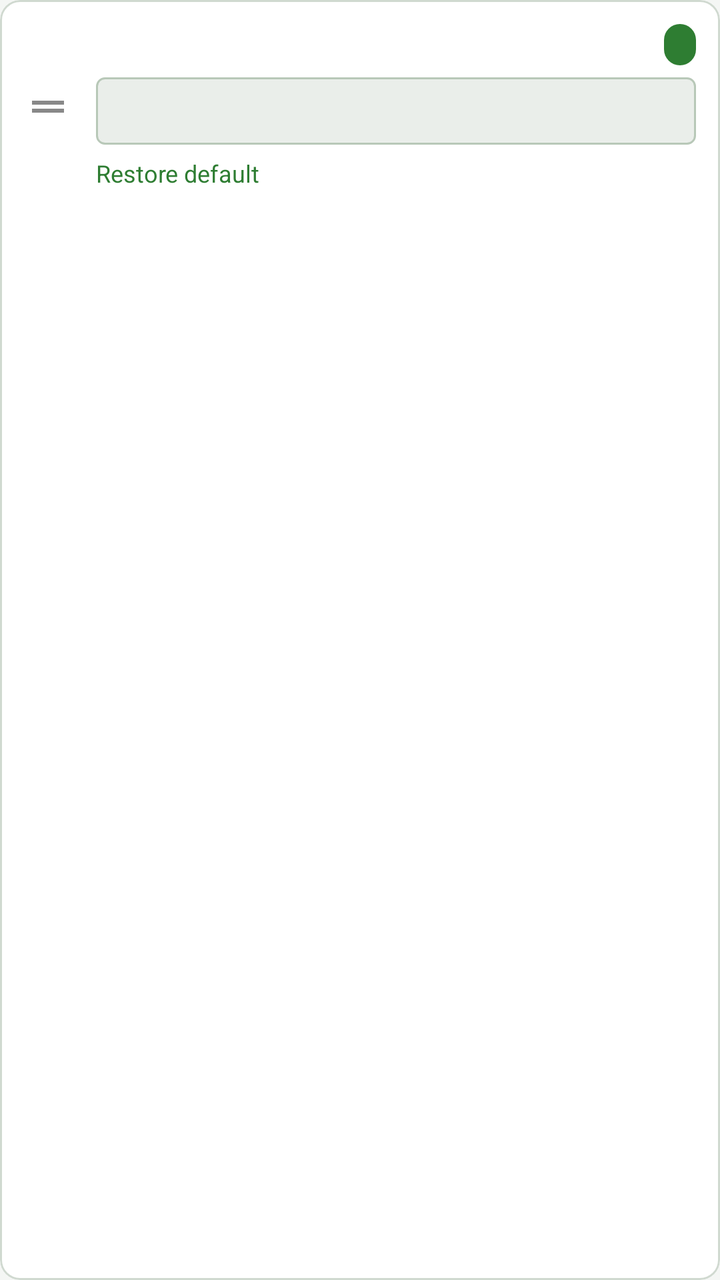
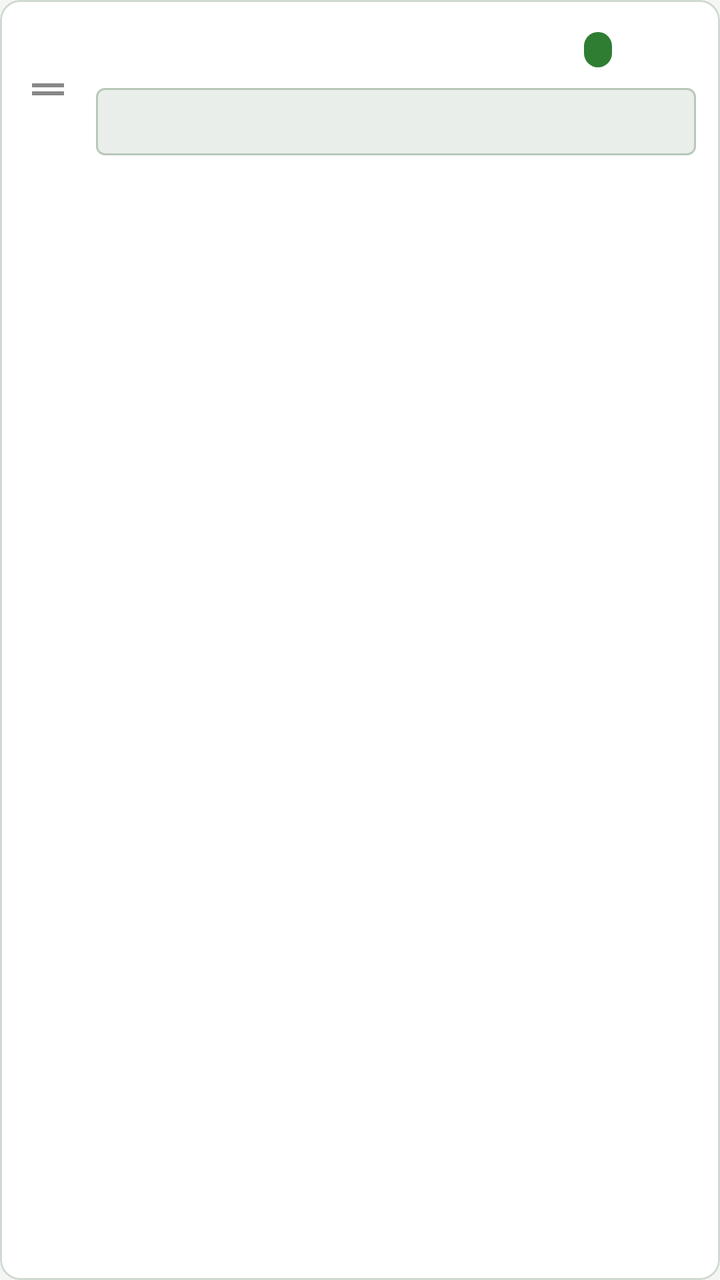

Compare the two renders of this Android layout. The source of the first and the diff that turns it into the second are given below.
<!-- AndroidManifest.xml: application theme Theme.FontLens -->
<!-- res/layout/item_sample_script.xml -->
<?xml version="1.0" encoding="utf-8"?>
<com.google.android.material.card.MaterialCardView
    xmlns:android="http://schemas.android.com/apk/res/android"
    xmlns:app="http://schemas.android.com/apk/res-auto"
    android:layout_width="match_parent"
    android:layout_height="wrap_content"
    android:layout_marginBottom="8dp"
    app:cardBackgroundColor="?attr/bgSurface"
    app:strokeColor="?attr/dividerColor"
    app:strokeWidth="1dp"
    app:cardCornerRadius="10dp"
    app:cardElevation="0dp">

    <LinearLayout
        android:layout_width="match_parent"
        android:layout_height="wrap_content"
        android:orientation="horizontal"
        android:gravity="center_vertical"
        android:paddingStart="12dp"
        android:paddingEnd="12dp"
        android:paddingTop="12dp"
        android:paddingBottom="12dp">

        
        <ImageView
            android:id="@+id/iv_drag_handle"
            android:layout_width="24dp"
            android:layout_height="24dp"
            android:src="@drawable/ic_drag_handle"
            app:tint="?attr/textMuted"
            android:layout_marginEnd="12dp" />

        
        <LinearLayout
            android:layout_width="0dp"
            android:layout_height="wrap_content"
            android:layout_weight="1"
            android:orientation="vertical">

            
            <LinearLayout
                android:layout_width="match_parent"
                android:layout_height="wrap_content"
                android:orientation="horizontal"
                android:gravity="center_vertical"
                android:layout_marginBottom="6dp">

                <TextView
                    android:id="@+id/tv_script_name"
                    android:layout_width="0dp"
                    android:layout_height="wrap_content"
                    android:layout_weight="1"
                    android:textColor="?attr/textPrimary"
                    android:textSize="14sp"
                    android:textStyle="bold" />

                <TextView
                    android:id="@+id/tv_script_code"
                    android:layout_width="wrap_content"
                    android:layout_height="wrap_content"
                    android:textColor="?attr/colorPrimary"
                    android:textSize="11sp"
                    android:textAllCaps="true"
                    android:letterSpacing="0.08"
                    android:background="@drawable/bg_chip_active"
                    android:paddingStart="8dp"
                    android:paddingEnd="8dp"
                    android:paddingTop="3dp"
                    android:paddingBottom="3dp" />

            </LinearLayout>

            
            <com.google.android.material.textfield.TextInputEditText
                android:id="@+id/et_sample_text"
                android:layout_width="match_parent"
                android:layout_height="wrap_content"
                android:background="@drawable/bg_input"
                android:textColor="?attr/textPrimary"
                android:textSize="13sp"
                android:padding="8dp"
                android:inputType="text|textMultiLine"
                android:maxLines="3"
                android:minLines="1" />

            
            <TextView
                android:id="@+id/btn_restore_default"
                android:layout_width="wrap_content"
                android:layout_height="wrap_content"
                android:layout_marginTop="6dp"
                android:text="Restore default"
                android:textColor="?attr/colorPrimary"
                android:textSize="12sp"
                android:clickable="true"
                android:focusable="true"
                android:background="?attr/selectableItemBackgroundBorderless" />

        </LinearLayout>

    </LinearLayout>

</com.google.android.material.card.MaterialCardView>
<!-- resources referenced by this layout -->
<resources>
  <!-- drawable bg_chip_active (drawable) -->
  <?xml version="1.0" encoding="utf-8"?>
  <shape xmlns:android="http://schemas.android.com/apk/res/android"
      android:shape="rectangle">
      <corners android:radius="20dp" />
      <solid android:color="?attr/accentColor" />
      <padding android:left="10dp" android:right="10dp" android:top="4dp" android:bottom="4dp" />
  </shape>
  <!-- drawable bg_input (drawable) -->
  <?xml version="1.0" encoding="utf-8"?>
  <shape xmlns:android="http://schemas.android.com/apk/res/android" android:shape="rectangle">
      <solid android:color="?attr/bgElevated"/>
      <stroke android:width="1dp" android:color="?attr/borderColor"/>
      <corners android:radius="4dp"/>
  </shape>
  <!-- drawable ic_drag_handle (drawable) -->
  <vector xmlns:android="http://schemas.android.com/apk/res/android"
      android:width="24dp"
      android:height="24dp"
      android:viewportWidth="24"
      android:viewportHeight="24">
      <path
          android:fillColor="#FF000000"
          android:pathData="M20,9H4v2h16V9zM4,15h16v-2H4v2z"/>
  </vector>
  <style name="Theme.FontLens" parent="Theme.FontLens.Green.Light" />
  <color name="green_light_accent">#2E7D32</color>
  <color name="green_light_accent_dim">#C8E6C9</color>
  <color name="green_light_bg_surface">#FFFFFF</color>
  <color name="green_light_text_primary">#1B1B1B</color>
  <color name="green_light_bg_primary">#F4F6F4</color>
  <color name="green_light_bg_sidebar">#DDE5DD</color>
  <color name="green_light_text_secondary">#4A4A4A</color>
  <color name="green_light_bg_elevated">#EAEEEA</color>
  <color name="green_light_text_muted">#888888</color>
  <color name="green_light_divider">#D0D9D0</color>
  <color name="green_light_border">#B8C8B8</color>
  <!-- unchanged entries left out for length: 1 -->
</resources>

<!-- the commit's change to res/layout/item_sample_script.xml (unified diff, before → after) -->
@@ -45,6 +45,7 @@
                 android:gravity="center_vertical"
                 android:layout_marginBottom="6dp">
 
+                
                 <TextView
                     android:id="@+id/tv_script_name"
                     android:layout_width="0dp"
@@ -54,19 +55,36 @@
                     android:textSize="14sp"
                     android:textStyle="bold" />
 
+                
                 <TextView
                     android:id="@+id/tv_script_code"
                     android:layout_width="wrap_content"
                     android:layout_height="wrap_content"
-                    android:textColor="?attr/colorPrimary"
-                    android:textSize="11sp"
+                    android:textColor="#FFFFFF"
+                    android:textSize="10sp"
                     android:textAllCaps="true"
-                    android:letterSpacing="0.08"
+                    android:letterSpacing="0.06"
                     android:background="@drawable/bg_chip_active"
-                    android:paddingStart="8dp"
-                    android:paddingEnd="8dp"
-                    android:paddingTop="3dp"
-                    android:paddingBottom="3dp" />
+                    android:backgroundTint="?attr/colorPrimary"
+                    android:paddingStart="7dp"
+                    android:paddingEnd="7dp"
+                    android:paddingTop="2dp"
+                    android:paddingBottom="2dp"
+                    android:layout_marginEnd="8dp" />
+                    
+                
+                <ImageButton
+                    android:id="@+id/btn_restore_default"
+                    android:layout_width="26dp"
+                    android:layout_height="26dp"
+                    android:layout_marginStart="8dp"
+                    android:src="@drawable/ic_refresh"
+                    android:background="@drawable/bg_icon_btn"
+                    android:backgroundTint="?attr/accentDim"
+                    app:tint="#FFFFFF"
+                    android:padding="5dp"
+                    android:contentDescription="Restore default"
+                    android:scaleType="fitCenter" />
 
             </LinearLayout>
 
@@ -83,19 +101,6 @@
                 android:maxLines="3"
                 android:minLines="1" />
 
-            
-            <TextView
-                android:id="@+id/btn_restore_default"
-                android:layout_width="wrap_content"
-                android:layout_height="wrap_content"
-                android:layout_marginTop="6dp"
-                android:text="Restore default"
-                android:textColor="?attr/colorPrimary"
-                android:textSize="12sp"
-                android:clickable="true"
-                android:focusable="true"
-                android:background="?attr/selectableItemBackgroundBorderless" />
-
         </LinearLayout>
 
     </LinearLayout>
<!-- resource entries referenced after the edit -->
@@ -7,6 +7,13 @@
       <corners android:radius="20dp" />
       <solid android:color="?attr/accentColor" />
       <padding android:left="10dp" android:right="10dp" android:top="4dp" android:bottom="4dp" />
+  </shape>
+  <!-- drawable bg_icon_btn (drawable) -->
+  <?xml version="1.0" encoding="utf-8"?>
+  <shape xmlns:android="http://schemas.android.com/apk/res/android"
+      android:shape="rectangle">
+      <corners android:radius="7dp" />
+      <solid android:color="@android:color/transparent" />
   </shape>
   <!-- drawable bg_input (drawable) -->
   <?xml version="1.0" encoding="utf-8"?>
@@ -25,6 +32,16 @@
           android:fillColor="#FF000000"
           android:pathData="M20,9H4v2h16V9zM4,15h16v-2H4v2z"/>
   </vector>
+  <!-- drawable ic_refresh (drawable) -->
+  <vector xmlns:android="http://schemas.android.com/apk/res/android"
+      android:width="24dp"
+      android:height="24dp"
+      android:viewportWidth="24"
+      android:viewportHeight="24">
+      <path
+          android:fillColor="@android:color/white"
+          android:pathData="M17.65,6.35C16.2,4.9 14.21,4 12,4c-4.42,0 -7.99,3.58 -7.99,8s3.57,8 7.99,8c3.73,0 6.84,-2.55 7.73,-6h-2.08c-0.82,2.33 -3.04,4 -5.65,4 -3.31,0 -6,-2.69 -6,-6s2.69,-6 6,-6c1.66,0 3.14,0.69 4.22,1.78L13,11h7V4l-2.35,2.35z"/>
+  </vector>
   <style name="Theme.FontLens" parent="Theme.FontLens.Green.Light" />
   <color name="green_light_accent">#2E7D32</color>
   <color name="green_light_accent_dim">#C8E6C9</color>
